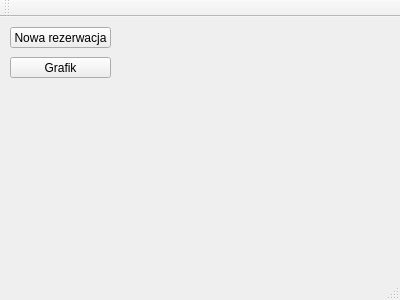
Skwara/HoteleADC, file src/ui/MainWindow.ui: the form before one commit.
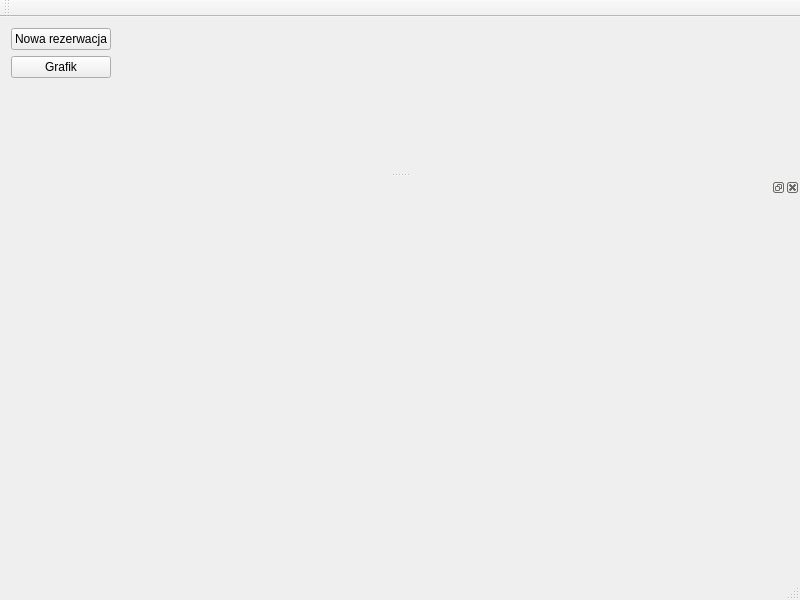
The form after the commit.

Commit message: Added schedule to MainWindow as DockWidget Resized MainWindow

Patch:
```diff
--- a/src/ui/MainWindow.ui
+++ b/src/ui/MainWindow.ui
@@ -6,40 +6,65 @@
    <rect>
     <x>0</x>
     <y>0</y>
-    <width>400</width>
-    <height>300</height>
+    <width>800</width>
+    <height>600</height>
    </rect>
   </property>
+  <property name="minimumSize">
+   <size>
+    <width>800</width>
+    <height>600</height>
+   </size>
+  </property>
   <property name="windowTitle">
    <string>MainWindow</string>
   </property>
   <widget class="QWidget" name="centralWidget">
-   <widget class="QPushButton" name="newReservationButton">
-    <property name="geometry">
-     <rect>
-      <x>10</x>
-      <y>10</y>
-      <width>101</width>
-      <height>21</height>
-     </rect>
-    </property>
-    <property name="text">
-     <string>Nowa rezerwacja</string>
-    </property>
-   </widget>
-   <widget class="QPushButton" name="scheduleButton">
-    <property name="geometry">
-     <rect>
-      <x>10</x>
-      <y>40</y>
-      <width>101</width>
-      <height>21</height>
-     </rect>
-    </property>
-    <property name="text">
-     <string>Grafik</string>
-    </property>
-   </widget>
+   <layout class="QGridLayout" name="gridLayout">
+    <item row="0" column="0">
+     <widget class="QPushButton" name="newReservationButton">
+      <property name="text">
+       <string>Nowa rezerwacja</string>
+      </property>
+     </widget>
+    </item>
+    <item row="1" column="0">
+     <widget class="QPushButton" name="scheduleButton">
+      <property name="text">
+       <string>Grafik</string>
+      </property>
+     </widget>
+    </item>
+    <item row="2" column="0">
+     <spacer name="verticalSpacer">
+      <property name="orientation">
+       <enum>Qt::Vertical</enum>
+      </property>
+      <property name="sizeType">
+       <enum>QSizePolicy::Expanding</enum>
+      </property>
+      <property name="sizeHint" stdset="0">
+       <size>
+        <width>20</width>
+        <height>40</height>
+       </size>
+      </property>
+     </spacer>
+    </item>
+    <item row="0" column="1" rowspan="3">
+     <spacer name="horizontalSpacer">
+      <property name="orientation">
+       <enum>Qt::Horizontal</enum>
+      </property>
+      <property name="sizeHint" stdset="0">
+       <size>
+        <width>40</width>
+        <height>20</height>
+       </size>
+      </property>
+     </spacer>
+    </item>
+   </layout>
   </widget>
   <widget class="QMenuBar" name="menuBar">
    <property name="geometry">
@@ -60,6 +85,24 @@
    </attribute>
   </widget>
   <widget class="QStatusBar" name="statusBar"/>
+  <widget class="QDockWidget" name="dockWidget">
+   <property name="sizePolicy">
+    <sizepolicy hsizetype="Expanding" vsizetype="Expanding">
+     <horstretch>0</horstretch>
+     <verstretch>0</verstretch>
+    </sizepolicy>
+   </property>
+   <property name="minimumSize">
+    <size>
+     <width>300</width>
+     <height>400</height>
+    </size>
+   </property>
+   <attribute name="dockWidgetArea">
+    <number>8</number>
+   </attribute>
+   <widget class="QWidget" name="dockWidgetContents"/>
+  </widget>
  </widget>
  <layoutdefault spacing="6" margin="11"/>
  <resources/>
```
Left out of the diff: 2 changed lines with no effect on the pictures. The commit also changes 2 other files.
